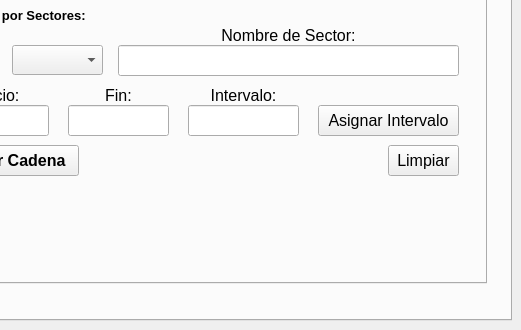
Before: the Qt Designer form numeros_exteriores_dockwidget_base.ui in DAGGDesarrollo/repo_dce, drawn with Qt 5; both pictures show x 85 to 606 and y 337 to 667 of the 606 by 667 pixel window.
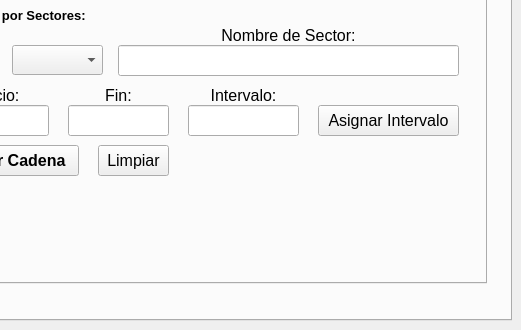
After: the same form once the commit is applied. The open tabs and pages were chosen to show the change.

Commit message: Se mueve a la izquierda el botón "Limpiar" en la pestaña "Cadena UH"

```diff
--- a/numeros_exteriores_dockwidget_base.ui
+++ b/numeros_exteriores_dockwidget_base.ui
@@ -1683,7 +1683,7 @@
          <widget class="QPushButton" name="btnEliminarSector">
           <property name="geometry">
            <rect>
-            <x>450</x>
+            <x>160</x>
             <y>150</y>
             <width>71</width>
             <height>31</height>
```
